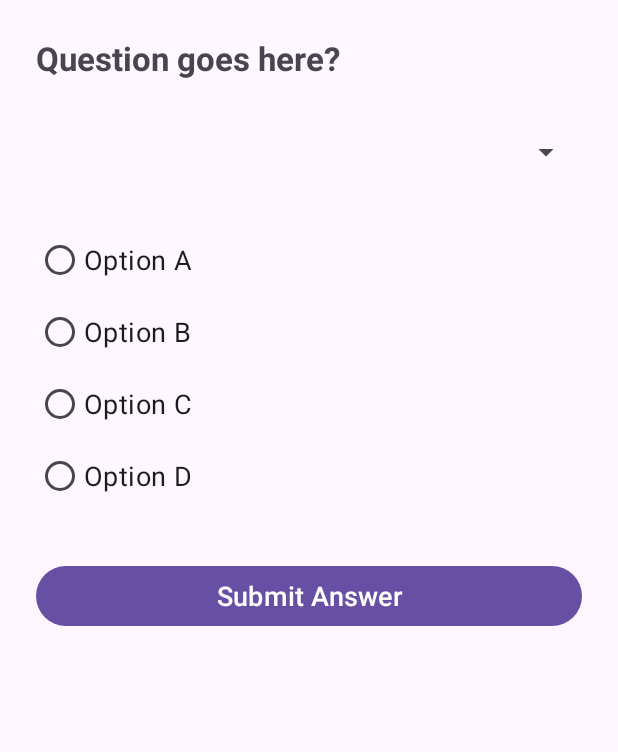
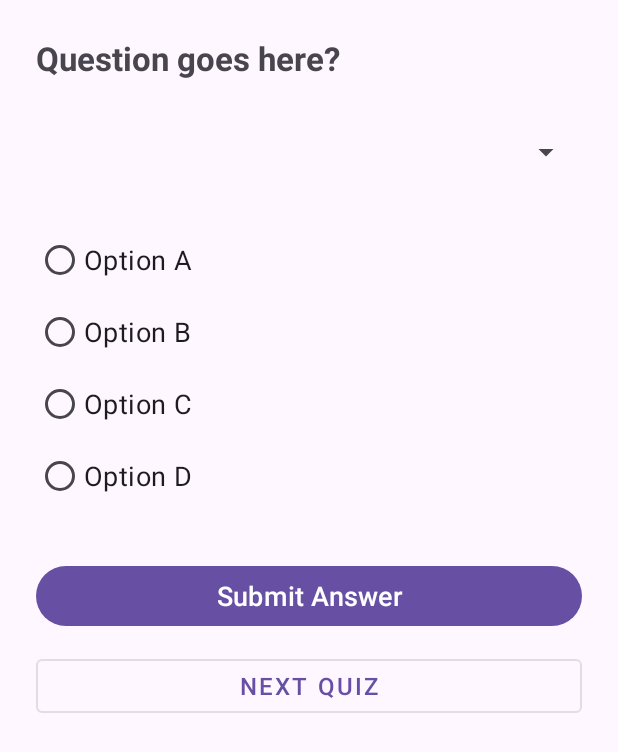
Before and after one commit to 04D-4711/MEME-coach, an Android app: the layout activity_quiz.xml on its own in the app's theme, with its tools: preview values and no code run, on a phone screen of 412 x 824 dp. Shown: the top 752 px of the screen. Run offline under Robolectric (Android 15) with nearby library versions, the phone set to English and light mode, and no system bars.

Commit message:
style:unify button styles and finalize UI for demo

```diff
--- a/android/app/src/main/res/layout/activity_quiz.xml
+++ b/android/app/src/main/res/layout/activity_quiz.xml
@@ -41,6 +41,7 @@
     </RadioGroup>
 
     <!-- 提交按钮 -->
+    <!-- 提交按钮 -->
     <Button
         android:id="@+id/btnSubmit"
         android:layout_width="match_parent"
@@ -50,4 +51,15 @@
         android:textSize="18sp"
         app:layout_constraintTop_toBottomOf="@id/radioGroupOptions" />
 
+    <!-- 下一题按钮 (做成描边风格，看起来更协调) -->
+    <com.google.android.material.button.MaterialButton
+        android:id="@+id/btnNextQuiz"
+        style="@style/Widget.MaterialComponents.Button.OutlinedButton"
+        android:layout_width="match_parent"
+        android:layout_height="wrap_content"
+        android:layout_marginTop="12dp"
+        android:text="Next Quiz"
+        android:textSize="16sp"
+        app:layout_constraintTop_toBottomOf="@id/btnSubmit" />
+
 </androidx.constraintlayout.widget.ConstraintLayout>
```
Also changed, not shown: android/app/src/main/java/com/example/comp2100hackthon/FeedbackActivity.java (+14 -5 lines), android/app/src/main/java/com/example/comp2100hackthon/QuizActivity.java (+46 -32 lines).
